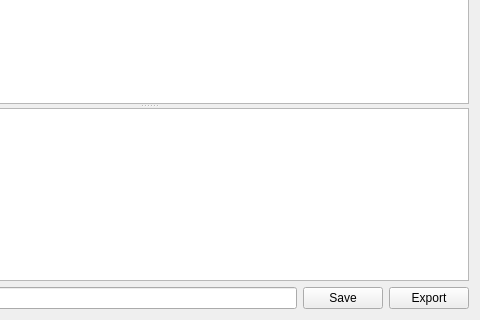
The window that src/Gui/DlgIconBrowser.ui (wavexx/FreeCAD) describes before a commit, drawn with Qt 5; both pictures show x 183 to 663 and y 109 to 429 of the 663 by 429 pixel window.
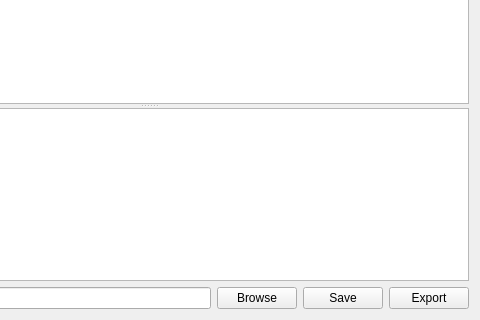
The same window after the commit. Custom widgets are drawn as their Qt base class.

Commit message:
Gui: add browse button in icon browser
Related #402
@HaasNL2

```diff
--- a/src/Gui/DlgIconBrowser.ui
+++ b/src/Gui/DlgIconBrowser.ui
@@ -158,6 +158,16 @@
        </property>
       </widget>
      </item>
+     <item>
+      <widget class="QPushButton" name="btnBrowse">
+       <property name="toolTip">
+        <string>Browser the icon directory</string>
+       </property>
+       <property name="text">
+        <string>Browse</string>
+       </property>
+      </widget>
+     </item>
      <item>
       <widget class="QPushButton" name="btnSave">
        <property name="toolTip">
```
The commit also changes 2 other files.
